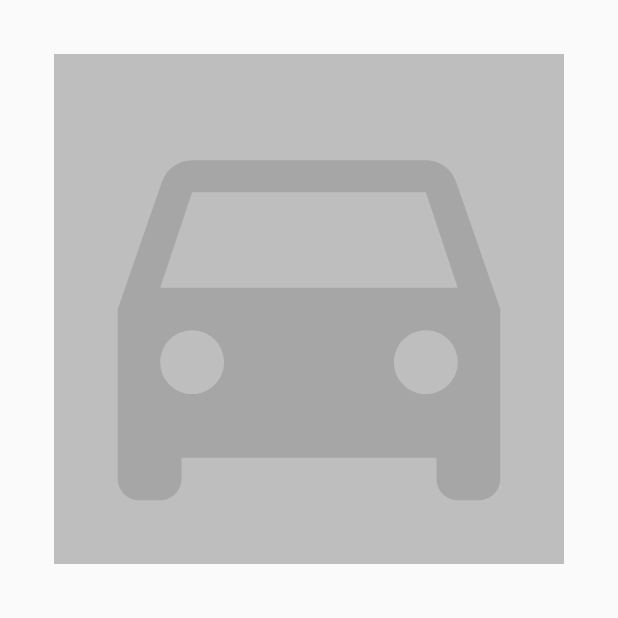
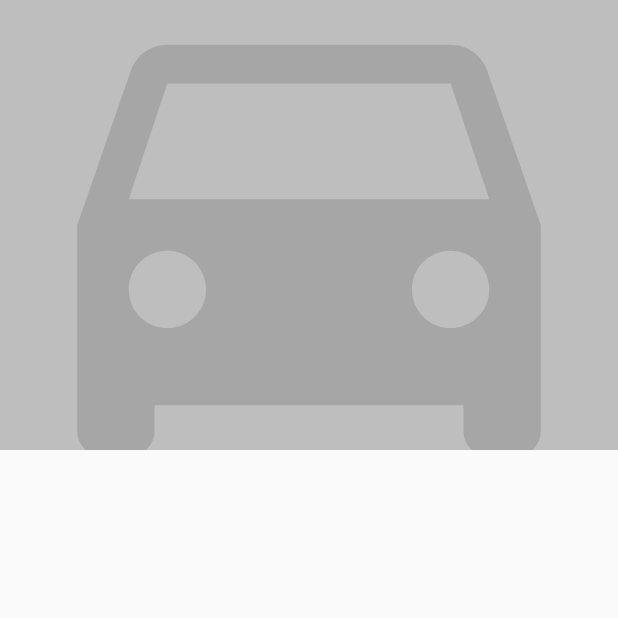
Before and after one commit to martymiller/RentalApp, an Android app: the ProfileFragment screen opened through its navigation route, on a phone screen of 412 x 824 dp, the top half of it. Run offline under Robolectric (Android 15) with nearby library versions, the phone set to English and light mode, and no system bars; our stand-ins replace RxJava, Timber; libraries missing offline, so code that uses them is left out: com.jakewharton.rxbinding4, com.jakewharton.rxrelay3; pictures from the network do not load; 7 statements that could not run were skipped.

Commit message:
adding a fragment transition

```diff
--- a/app/src/main/java/com/marty/rentalapp/ui/profile/ProfileFragment.kt
+++ b/app/src/main/java/com/marty/rentalapp/ui/profile/ProfileFragment.kt
@@ -35,7 +35,6 @@ class ProfileFragment : Fragment() {
             val url = it.getString("url")
             binding.profileImage.transitionName = url
             binding.profileImage.load(url!!)
-
         }
         sharedElementEnterTransition = TransitionInflater.from(context).inflateTransition(android.R.transition.move)
         return binding.root
@@ -43,6 +42,9 @@ class ProfileFragment : Fragment() {
 
     override fun onViewCreated(view: View, savedInstanceState: Bundle?) {
         super.onViewCreated(view, savedInstanceState)
+        arguments?.let {
+            binding.profileTitle.text = it.getString("title")
+        }
     }
 
     override fun onDestroyView() {
--- a/app/src/main/java/com/marty/rentalapp/ui/search/SearchAdapter.kt
+++ b/app/src/main/java/com/marty/rentalapp/ui/search/SearchAdapter.kt
@@ -51,7 +51,7 @@ internal class SearchAdapter : RecyclerView.Adapter<SearchAdapter.SearchViewHold
                 .diskCacheStrategy(DiskCacheStrategy.ALL)
                 .into(holder.image)
 
-            holder.image.transitionName = imageUrl
+            holder.image.transitionName = imageUrl ?: position.toString()
 
             holder.itemView.clicks().subscribe {
                 onItemClicked.accept(holder.image to title)
--- a/app/src/main/res/layout/fragment_profile.xml
+++ b/app/src/main/res/layout/fragment_profile.xml
@@ -11,8 +11,8 @@
     <ImageView
         android:id="@+id/profileImage"
         android:layout_width="match_parent"
-        android:layout_height="wrap_content"
-        android:layout_margin="@dimen/space_xlarge"
+        android:layout_height="@dimen/profile_image_height"
+        android:scaleType="centerCrop"
         android:adjustViewBounds="true"
         android:background="@color/light_grey"
         android:src="@drawable/ic_baseline_car_24" />
@@ -21,7 +21,7 @@
         android:id="@+id/profileTitle"
         android:layout_width="wrap_content"
         android:layout_height="wrap_content"
-        android:layout_margin="@dimen/space_default"
+        android:layout_marginTop="@dimen/space_default"
         android:textAppearance="@style/TextAppearance.AppCompat.Medium"
         tools:text="Profile Title" />
 
--- a/app/src/main/res/values/dimens.xml
+++ b/app/src/main/res/values/dimens.xml
@@ -7,5 +7,6 @@
     <dimen name="space_xlarge">36dp</dimen>
     <dimen name="search_image_width">125dp</dimen>
     <dimen name="search_image_height">75dp</dimen>
+    <dimen name="profile_image_height">300dp</dimen>
 
 </resources>
```
